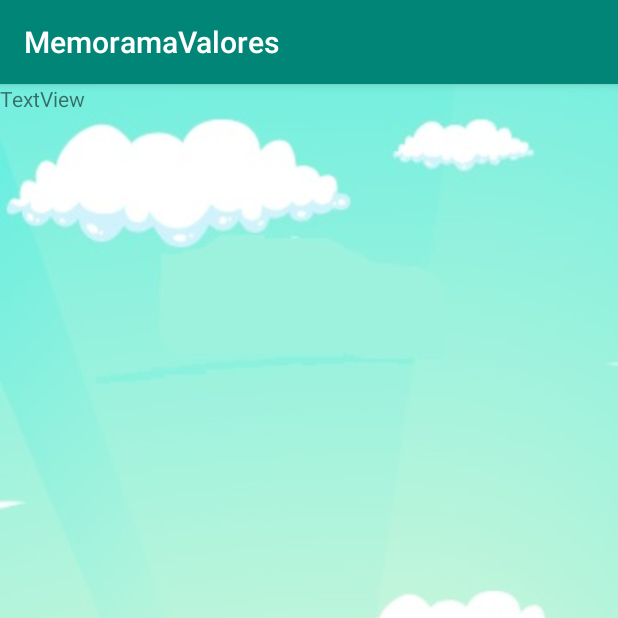
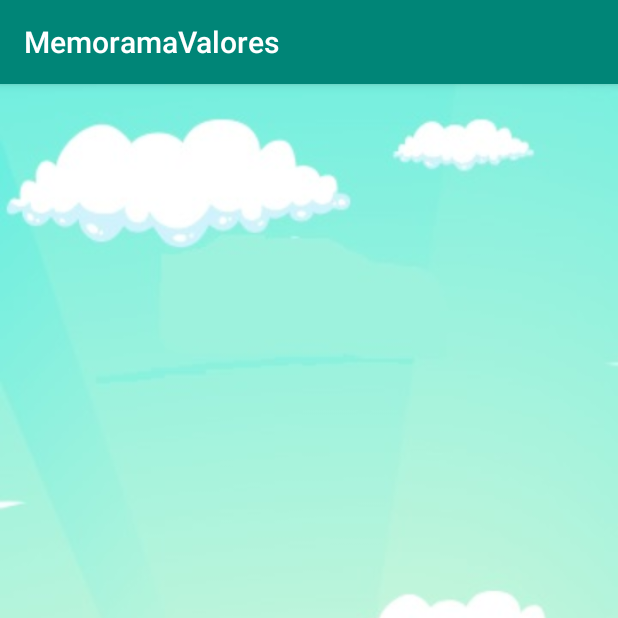
Before and after one commit to raices19/Pruebasjuegos, an Android app: the screen it shows after launch (MainActivity), on a phone screen of 412 x 824 dp, the top half of it. Run offline under Robolectric (Android 15) with nearby library versions, the phone set to English and light mode, and no system bars.

Commit message:
Revert "azscfbnm,."
This reverts commit fa7dbcc

```diff
--- a/app/src/main/res/layout/activity_main.xml
+++ b/app/src/main/res/layout/activity_main.xml
@@ -5,13 +5,4 @@
     android:layout_width="match_parent"
     android:layout_height="match_parent"
     android:background="@drawable/fondo"
-    tools:context=".MainActivity" >
-
-    <TextView
-        android:id="@+id/textView"
-        android:layout_width="wrap_content"
-        android:layout_height="wrap_content"
-        android:text="TextView"
-        tools:layout_editor_absoluteX="123dp"
-        tools:layout_editor_absoluteY="142dp" />
-</android.support.constraint.ConstraintLayout>
+    tools:context=".MainActivity" />
```
